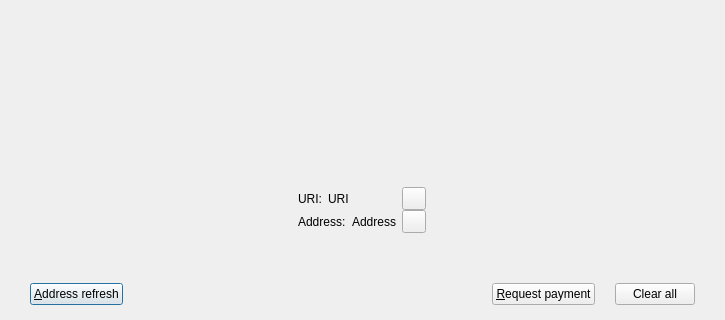
Before: the Qt Designer form src/qt/forms/receiverequestdialog.ui in qtumproject/qtum, drawn with Qt 5; both pictures show x 0 to 725 and y 142 to 462 of the 725 by 462 pixel window.
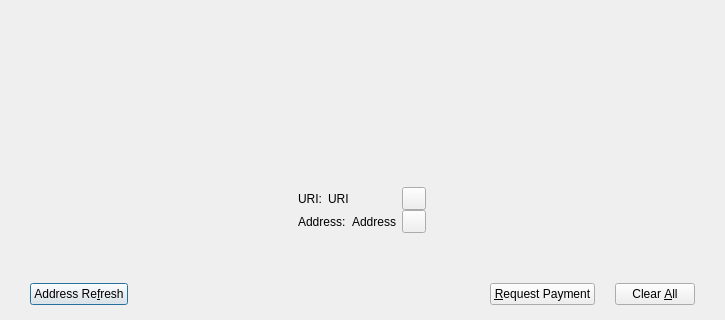
After: the same form once the commit is applied. Custom widgets are drawn as their Qt base class.

Commit message: Update receive coins dialog UI

The edit to the form file:
```diff
--- a/src/qt/forms/receiverequestdialog.ui
+++ b/src/qt/forms/receiverequestdialog.ui
@@ -288,7 +288,7 @@
         <item>
          <widget class="QPushButton" name="btnRefreshAddress">
           <property name="text">
-           <string>&amp;Address refresh</string>
+           <string>Address Re&amp;fresh</string>
           </property>
          </widget>
         </item>
@@ -308,14 +308,14 @@
         <item>
          <widget class="QPushButton" name="btnRequestPayment">
           <property name="text">
-           <string>&amp;Request payment</string>
+           <string>&amp;Request Payment</string>
           </property>
          </widget>
         </item>
         <item>
          <widget class="QPushButton" name="btnClear">
           <property name="text">
-           <string>Clear all</string>
+           <string>Clear &amp;All</string>
           </property>
          </widget>
         </item>
```
The commit also changes 7 other files.
